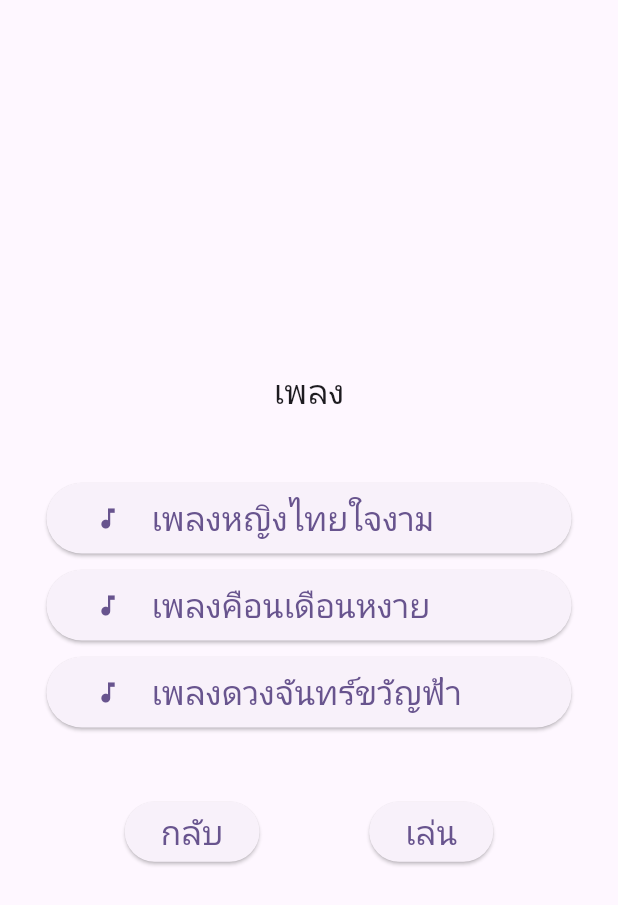
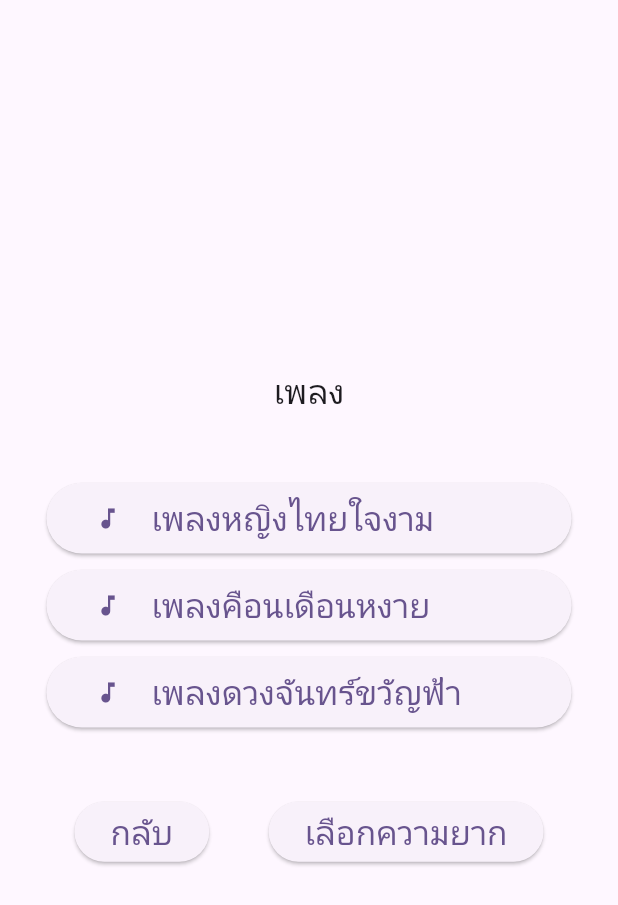
Before and after one commit to Lenilk/dancingapp, a Flutter app: the MusicMainPage screen opened by its route, on a phone screen of 412 x 824 dp. Shown: the top 905 px of the screen. Run offline on Flutter 3.47's test engine with Material 3 defaults, Android fonts, the phone set to English and light mode, and no system bars; our stand-ins replace audioplayers.

Commit message:
create GoBack Button

```diff
--- /dev/null
+++ b/lib/components/navigation_util_widget.dart
@@ -0,0 +1,15 @@
+import 'package:danceteaching/components/general_text.dart';
+import 'package:danceteaching/utils/navitor_utils.dart';
+import 'package:flutter/material.dart';
+
+Widget goBackButton(VoidCallback? fn, String text, BuildContext context) {
+  return ElevatedButton(
+    onPressed: () {
+      if (fn != null) {
+        fn();
+      }
+      goBack(context);
+    },
+    child: GeneralText(data: text),
+  );
+}
--- a/lib/page/music_main_page.dart
+++ b/lib/page/music_main_page.dart
@@ -1,5 +1,6 @@
 import 'package:danceteaching/components/general_text.dart';
 import 'package:danceteaching/components/music_card.dart';
+import 'package:danceteaching/components/navigation_util_widget.dart';
 import 'package:danceteaching/data/music.dart';
 import 'package:danceteaching/services/music_provider.dart';
 import 'package:danceteaching/utils/navitor_utils.dart';
@@ -42,15 +43,13 @@ class MusicMainPage extends StatelessWidget {
               Row(
                 mainAxisAlignment: MainAxisAlignment.spaceEvenly,
                 children: [
-                  ElevatedButton(
-                    onPressed: () {
-                      Provider.of<MusicProvider>(
-                        context,
-                        listen: false,
-                      ).deleteMusicSelect();
-                      goBack(context);
-                    },
-                    child: GeneralText(data: 'กลับ'),
+                  goBackButton(
+                    () => Provider.of<MusicProvider>(
+                      context,
+                      listen: false,
+                    ).deleteMusicSelect(),
+                    "กลับ",
+                    context,
                   ),
                   ElevatedButton(
                     onPressed: () {
@@ -59,10 +58,10 @@ class MusicMainPage extends StatelessWidget {
                             listen: false,
                           ).musicnumber_selected !=
                           null) {
-                        goPage(context, RouteName.musicselectedpage);
+                        goPage(context, RouteName.difficultselectpage);
                       }
                     },
-                    child: GeneralText(data: 'เล่น'),
+                    child: GeneralText(data: 'เลือกความยาก'),
                   ),
                 ],
               ),
```
Also changed, not shown: lib/page/score_summary_page.dart (+2 -6 lines).
